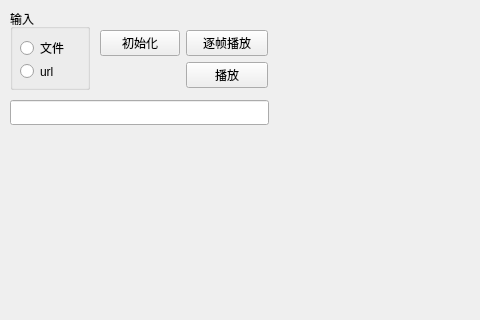
First picture: the form in mainwindow.ui, repository githubchry/FFmpegDemo, before the edit; both pictures show x 0 to 480 and y 0 to 320 of the 800 by 600 pixel window.
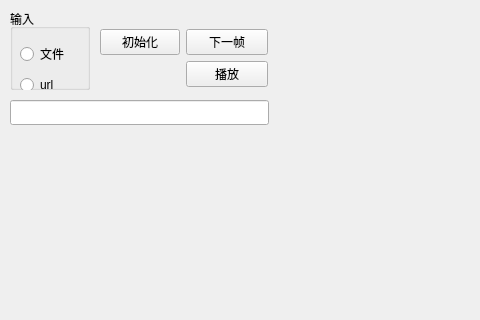
Second picture: the form after the edit.

Commit message: * 放弃使用老旧接口

```diff
--- a/mainwindow.ui
+++ b/mainwindow.ui
@@ -49,13 +49,13 @@
     <property name="title">
      <string>输入</string>
     </property>
-    <widget class="QWidget" name="">
+    <widget class="QWidget" name="layoutWidget">
      <property name="geometry">
       <rect>
        <x>10</x>
        <y>30</y>
        <width>61</width>
-       <height>41</height>
+       <height>60</height>
       </rect>
      </property>
      <layout class="QVBoxLayout" name="verticalLayout_2">
@@ -76,11 +76,11 @@
      </layout>
     </widget>
    </widget>
-   <widget class="QWidget" name="">
+   <widget class="QWidget" name="layoutWidget">
     <property name="geometry">
      <rect>
       <x>100</x>
-      <y>30</y>
+      <y>29</y>
       <width>168</width>
       <height>70</height>
      </rect>
@@ -96,7 +96,7 @@
      <item row="0" column="1">
       <widget class="QPushButton" name="pbNextFrame">
        <property name="text">
-        <string>逐帧播放</string>
+        <string>下一帧</string>
        </property>
       </widget>
      </item>
```
Left out of the diff: 2 changed lines with no effect on the pictures. The commit also changes 2 other files.
